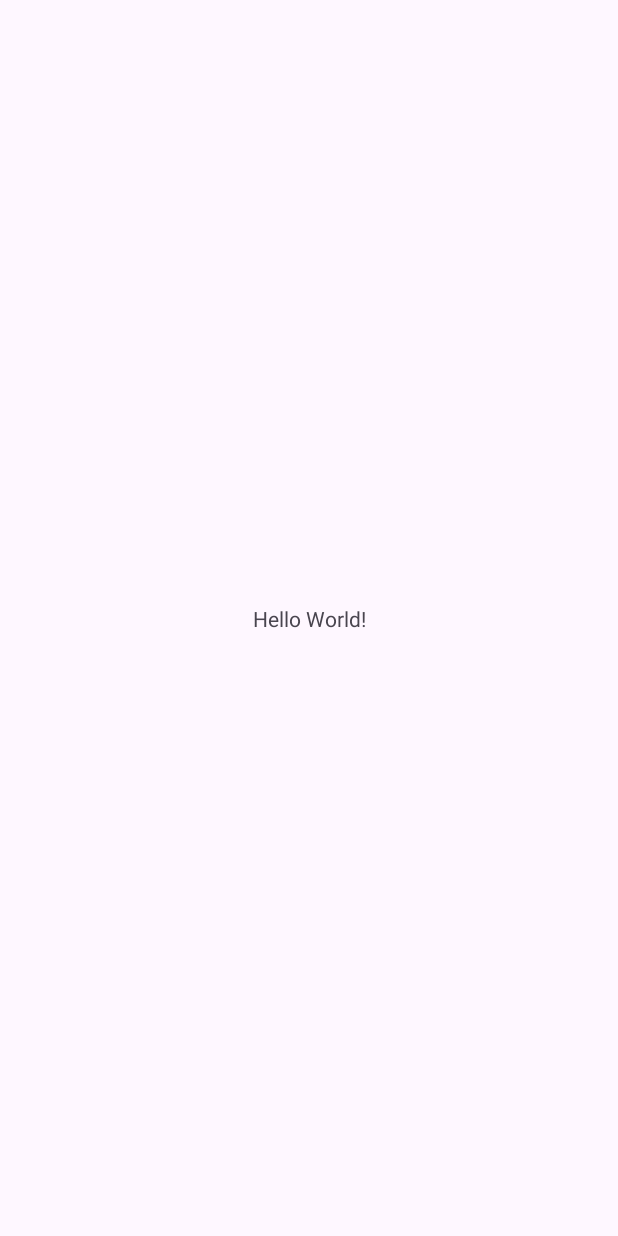
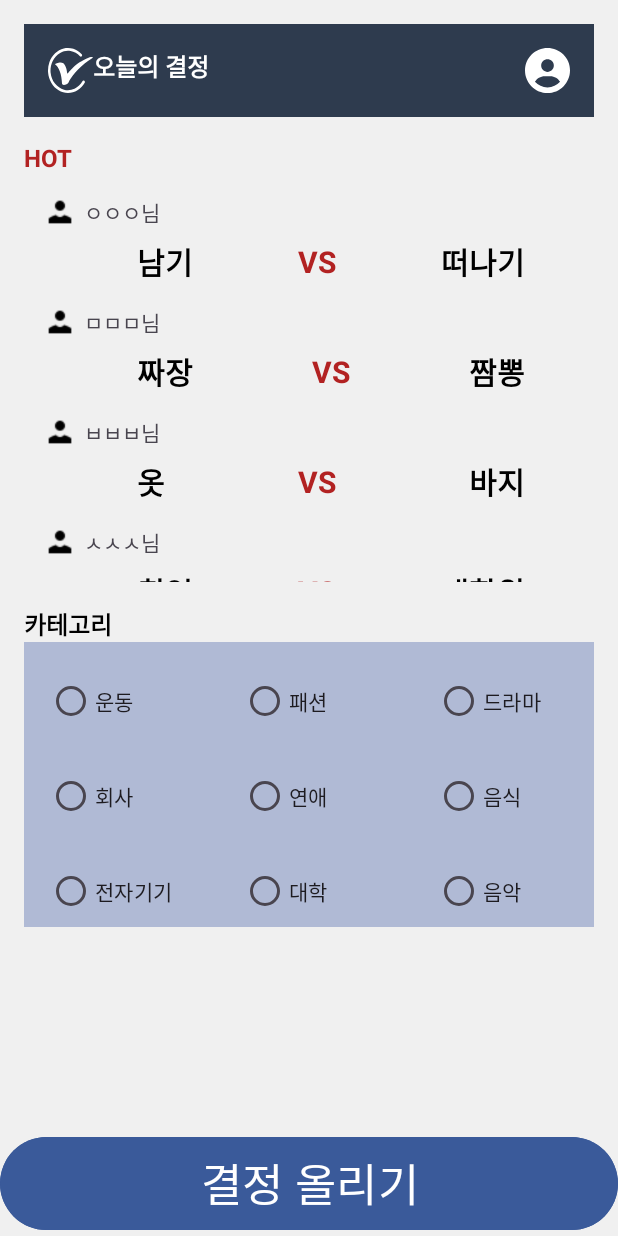
Before and after one commit to Judonguk/TodayChoice, an Android app: the screen it shows after launch (MainActivity), on a phone screen of 412 x 824 dp. Before the commit the screen is almost empty. Run offline under Robolectric (Android 15) with nearby library versions, the phone set to English and light mode, and no system bars.

Commit message:
메인페이지 와 마이페이지

```diff
--- a/app/build.gradle.kts
+++ b/app/build.gradle.kts
@@ -33,15 +33,21 @@ android {
     kotlinOptions {
         jvmTarget = "1.8"
     }
+    viewBinding{
+        enable = true
+    }
 }
 
 dependencies {
 
     implementation(libs.androidx.core.ktx)
+    implementation("androidx.fragment:fragment-ktx:1.8.4")
     implementation(libs.androidx.appcompat)
     implementation(libs.material)
     implementation(libs.androidx.activity)
     implementation(libs.androidx.constraintlayout)
+    implementation(libs.androidx.navigation.fragment.ktx)
+    implementation(libs.androidx.navigation.ui.ktx)
     testImplementation(libs.junit)
     androidTestImplementation(libs.androidx.junit)
     androidTestImplementation(libs.androidx.espresso.core)
--- a/app/src/main/AndroidManifest.xml
+++ b/app/src/main/AndroidManifest.xml
@@ -13,6 +13,9 @@
         android:theme="@style/Theme.MyApplication"
         tools:targetApi="31">
         <activity
+            android:name=".MypageActivity"
+            android:exported="false" />
+        <activity
             android:name=".MainActivity"
             android:exported="true">
             <intent-filter>
--- a/app/src/main/java/com/example/myapplication/MainActivity.kt
+++ b/app/src/main/java/com/example/myapplication/MainActivity.kt
@@ -5,16 +5,25 @@ import androidx.activity.enableEdgeToEdge
 import androidx.appcompat.app.AppCompatActivity
 import androidx.core.view.ViewCompat
 import androidx.core.view.WindowInsetsCompat
+import androidx.fragment.app.Fragment
+import androidx.recyclerview.widget.LinearLayoutManager
+import com.example.myapplication.databinding.ActivityMainBinding
 
 class MainActivity : AppCompatActivity() {
+
     override fun onCreate(savedInstanceState: Bundle?) {
         super.onCreate(savedInstanceState)
-        enableEdgeToEdge()
-        setContentView(R.layout.activity_main)
-        ViewCompat.setOnApplyWindowInsetsListener(findViewById(R.id.main)) { v, insets ->
-            val systemBars = insets.getInsets(WindowInsetsCompat.Type.systemBars())
-            v.setPadding(systemBars.left, systemBars.top, systemBars.right, systemBars.bottom)
-            insets
+        val binding = ActivityMainBinding.inflate(layoutInflater)
+        fun replaceFragment(frag: Fragment) {
+            //Fragment 설정
+            supportFragmentManager.beginTransaction().run {
+                replace(binding.frmFrag.id, frag)
+                commit()
+            }
         }
+
+        replaceFragment(MainpageFragment())
+
+        setContentView(binding.root)
     }
 }
--- /dev/null
+++ b/app/src/main/java/com/example/myapplication/MainpageFragment.kt
@@ -0,0 +1,74 @@
+package com.example.myapplication
+
+import android.os.Bundle
+import androidx.fragment.app.Fragment
+import android.view.LayoutInflater
+import android.view.View
+import android.view.ViewGroup
+import androidx.fragment.app.viewModels
+import androidx.recyclerview.widget.LinearLayoutManager
+import com.example.myapplication.databinding.FragmentMainpageBinding
+import com.example.myapplication.databinding.FragmentMypageBinding
+import com.example.myapplication.viewmodel.HotViewModel
+
+class MainpageFragment : Fragment() {
+
+    private val viewModel:HotViewModel by viewModels() // viewModel 초기화
+
+    // data set
+    val users = arrayOf(
+        User("ㅇㅇㅇ님","남기","떠나기"),
+        User("ㅁㅁㅁ님","짜장","짬뽕"),
+        User("ㅂㅂㅂ님","옷","바지"),
+        User("ㅅㅅㅅ님","취업","대학원"),
+        User("ㅋㅋㅋ님","아이폰","갤럭시"),
+        User("ㅈㅈㅈ님","고백","고백X"),
+        )
+
+    override fun onCreateView(
+        inflater: LayoutInflater, container: ViewGroup?,
+        savedInstanceState: Bundle?
+    ): View? {
+        val binding = FragmentMainpageBinding.inflate(inflater,container,false)
+
+        binding.recUsers.layoutManager = LinearLayoutManager(requireContext())
+        binding.recUsers.adapter=UsersAdapter(users, showImageAndName = true,viewModel = viewModel)
+
+        fun changeFragment(frag: Fragment) {
+            //Fragment 설정
+            parentFragmentManager.beginTransaction().run {
+                replace(R.id.frm_frag, frag)
+                commit()
+            }
+        }
+        binding.run {
+            profileButton.setOnClickListener {
+                changeFragment(MypageFragment())
+            }
+        }
+        return binding.root
+
+    }
+
+
+
+
+
+
+
+
+    /*
+        companion object {
+            @JvmStatic
+            fun newInstance(param1: String, param2: String) =
+                MainpageFragment().apply {
+                    arguments = Bundle().apply {
+                        putString(ARG_PARAM1, param1)
+                        putString(ARG_PARAM2, param2)
+                    }
+                }
+        }
+
+
+     */
+}
--- /dev/null
+++ b/app/src/main/java/com/example/myapplication/User.kt
@@ -0,0 +1,7 @@
+package com.example.myapplication
+
+data class User (val name: String,
+                 val first_Choice: String,
+                 val second_Choice:String,
+                 var viewCount: Int = 0 // 각 아이템별 조회수를 저장하는 필드
+)
--- /dev/null
+++ b/app/src/main/java/com/example/myapplication/UsersAdapter.kt
@@ -0,0 +1,48 @@
+package com.example.myapplication
+
+import android.view.LayoutInflater
+import android.view.View
+import android.view.ViewGroup
+import androidx.recyclerview.widget.RecyclerView
+import com.example.myapplication.databinding.ListUsersBinding
+import com.example.myapplication.viewmodel.HotViewModel
+
+class UsersAdapter(private val users: Array<User>, private val showImageAndName: Boolean, private val viewModel:HotViewModel) : RecyclerView.Adapter<UsersAdapter.Holder>() {
+
+    // 반복되는 뷰 한칸  뷰 홀더 만들기
+    override fun onCreateViewHolder(parent: ViewGroup, viewType: Int): Holder {
+        val binding = ListUsersBinding.inflate(LayoutInflater.from(parent.context),parent,false)
+        return Holder(binding,viewModel)
+    }
+
+    // 렌더링 해줄때 사용
+    override fun onBindViewHolder(holder: Holder, position: Int) {
+        holder.bind(users[position],showImageAndName)
+    }
+
+    // 뷰안에 들어가는 아이템이 몇개냐?
+    override fun getItemCount()= users.size
+
+    class Holder(private val binding : ListUsersBinding,private val viewModel: HotViewModel): RecyclerView.ViewHolder(binding.root){
+        fun bind( user:User,showImageAndName: Boolean){
+            binding.firstChoice.text = user.first_Choice
+            binding.secondChoice.text = user.second_Choice
+
+            if (showImageAndName) {
+                binding.txtName.text = user.name
+                binding.txtName.visibility = View.VISIBLE
+                binding.imageView.visibility = View.VISIBLE
+            } else {
+                binding.txtName.visibility = View.GONE
+                binding.imageView.visibility = View.GONE
+            }
+
+            // 아이템 클릭 리스너 설정 - 클릭 시 ViewModel의 조회 수 증가
+            binding.root.setOnClickListener {
+                viewModel.incrementViewCount() // 조회 수 증가 메서드 호출
+            }
+
+        }
+    }
+
+}
--- /dev/null
+++ b/app/src/main/java/com/example/myapplication/viewmodel/HotViewModel.kt
@@ -0,0 +1,18 @@
+package com.example.myapplication.viewmodel
+
+import android.util.Log
+import androidx.lifecycle.LiveData
+import androidx.lifecycle.MutableLiveData
+import androidx.lifecycle.ViewModel
+
+class HotViewModel :ViewModel() {
+   private val _viewCount= MutableLiveData<Int>(0)
+    val viewCount:LiveData<Int> get() = _viewCount
+
+    // 조회 수 증가 메서드
+    fun incrementViewCount() {
+        _viewCount.value = (_viewCount.value ?: 0) + 1
+        Log.d("HotViewModel", "조회수 증가: ${_viewCount.value}") // 로그 출력
+    }
+
+}
--- /dev/null
+++ b/app/src/main/res/drawable/group_24.xml
@@ -0,0 +1,7 @@
+<vector xmlns:android="http://schemas.android.com/apk/res/android" android:height="24dp" android:viewportHeight="50" android:viewportWidth="50" android:width="24dp">
+
+    <path android:fillColor="#ffffff" android:pathData="M22.138,50C18.515,49.999 14.948,48.995 11.749,47.075C8.55,45.155 5.818,42.379 3.791,38.988C1.763,35.598 0.504,31.698 0.123,27.631C-0.258,23.563 0.25,19.452 1.604,15.658C2.958,11.864 5.115,8.503 7.888,5.869C10.66,3.236 13.962,1.411 17.504,0.554C21.047,-0.302 24.721,-0.164 28.205,0.956C31.69,2.076 34.877,4.144 37.488,6.98C37.748,7.271 37.896,7.666 37.9,8.08C37.904,8.493 37.764,8.892 37.51,9.19C37.256,9.488 36.909,9.661 36.542,9.673C36.176,9.684 35.821,9.533 35.553,9.251C32.678,6.131 29.019,4.089 25.078,3.406C21.136,2.723 17.104,3.432 13.532,5.436C9.961,7.44 7.025,10.64 5.127,14.6C3.228,18.56 2.46,23.085 2.926,27.557C3.393,32.029 5.072,36.229 7.733,39.582C10.395,42.935 13.909,45.278 17.795,46.29C21.681,47.301 25.748,46.933 29.442,45.235C33.135,43.536 36.273,40.591 38.427,36.801C38.629,36.45 38.947,36.203 39.31,36.116C39.673,36.029 40.051,36.109 40.363,36.337C40.674,36.565 40.892,36.923 40.969,37.333C41.047,37.743 40.976,38.171 40.774,38.522C38.773,42.05 36.016,44.951 32.759,46.958C29.502,48.964 25.849,50.01 22.138,50Z"/>
+
+    <path android:fillColor="#ffffff" android:pathData="M8.305,18.71C6.427,17.496 13.698,14.929 16.983,16.849C18.928,17.987 20.921,23.137 21.249,27.572C21.512,31.221 25.539,19.616 42.345,11.857C47.799,9.346 50.183,9.885 49.989,10.581C49.795,11.276 47.114,12.628 44.799,14.185C33.556,21.754 24.721,33.777 22.827,38.226C21.724,40.813 15.634,42.256 15.556,39.54C15.316,29.388 11.911,21.041 8.305,18.71Z"/>
+
+</vector>
--- /dev/null
+++ b/app/src/main/res/drawable/vector.xml
@@ -0,0 +1,5 @@
+<vector xmlns:android="http://schemas.android.com/apk/res/android" android:height="24dp" android:viewportHeight="50" android:viewportWidth="50" android:width="24dp">
+
+    <path android:fillColor="#ffffff" android:pathData="M38.965,37.52C36.807,33.77 32.754,31.25 28.125,31.25H21.875C17.246,31.25 13.193,33.77 11.035,37.52C14.473,41.348 19.453,43.75 25,43.75C30.547,43.75 35.527,41.338 38.965,37.52ZM0,25C0,18.37 2.634,12.011 7.322,7.322C12.011,2.634 18.37,0 25,0C31.63,0 37.989,2.634 42.678,7.322C47.366,12.011 50,18.37 50,25C50,31.63 47.366,37.989 42.678,42.678C37.989,47.366 31.63,50 25,50C18.37,50 12.011,47.366 7.322,42.678C2.634,37.989 0,31.63 0,25ZM25,26.563C26.865,26.563 28.653,25.822 29.972,24.503C31.291,23.184 32.031,21.396 32.031,19.531C32.031,17.666 31.291,15.878 29.972,14.559C28.653,13.241 26.865,12.5 25,12.5C23.135,12.5 21.347,13.241 20.028,14.559C18.709,15.878 17.969,17.666 17.969,19.531C17.969,21.396 18.709,23.184 20.028,24.503C21.347,25.822 23.135,26.563 25,26.563Z"/>
+
+</vector>
--- a/app/src/main/res/layout/activity_main.xml
+++ b/app/src/main/res/layout/activity_main.xml
@@ -1,19 +1,15 @@
-<?xml version="1.0" encoding="utf-8"?>
 <androidx.constraintlayout.widget.ConstraintLayout xmlns:android="http://schemas.android.com/apk/res/android"
     xmlns:app="http://schemas.android.com/apk/res-auto"
     xmlns:tools="http://schemas.android.com/tools"
-    android:id="@+id/main"
+    android:id="@+id/mypagemain"
     android:layout_width="match_parent"
     android:layout_height="match_parent"
     tools:context=".MainActivity">
 
-    <TextView
-        android:layout_width="wrap_content"
-        android:layout_height="wrap_content"
-        android:text="Hello World!"
-        app:layout_constraintBottom_toBottomOf="parent"
-        app:layout_constraintEnd_toEndOf="parent"
-        app:layout_constraintStart_toStartOf="parent"
-        app:layout_constraintTop_toTopOf="parent" />
+    <FrameLayout
+        android:id="@+id/frm_frag"
+        android:layout_width="match_parent"
+        android:layout_height="match_parent">
 
+    </FrameLayout>
 </androidx.constraintlayout.widget.ConstraintLayout>
--- /dev/null
+++ b/app/src/main/res/layout/fragment_mainpage.xml
@@ -0,0 +1,203 @@
+<?xml version="1.0" encoding="utf-8"?>
+<androidx.constraintlayout.widget.ConstraintLayout xmlns:android="http://schemas.android.com/apk/res/android"
+    xmlns:tools="http://schemas.android.com/tools"
+    xmlns:app="http://schemas.android.com/apk/res-auto"
+    android:id="@+id/frameLayout"
+    android:layout_width="match_parent"
+    android:layout_height="match_parent"
+    tools:context=".MainpageFragment">
+
+    <LinearLayout
+        android:id="@+id/frm_MyFrag"
+        android:layout_width="match_parent"
+        android:layout_height="match_parent"
+        android:background="#F0F0F0"
+        android:orientation="vertical"
+        android:padding="16dp"
+        app:layout_constraintTop_toTopOf="parent"
+        tools:layout_editor_absoluteX="76dp">
+
+        <!-- 상단 제목바 -->
+        <RelativeLayout
+            android:layout_width="wrap_content"
+            android:layout_height="wrap_content"
+            android:background="#2E3B4E"
+            android:padding="16dp">
+
+            <ImageView
+                android:id="@+id/imageView4"
+                android:layout_width="30dp"
+                android:layout_height="30dp"
+                app:srcCompat="@drawable/group_24" />
+
+            <TextView
+                android:id="@+id/textView16"
+                android:layout_width="wrap_content"
+                android:layout_height="wrap_content"
+                android:layout_alignTop="@+id/imageView4"
+                android:layout_alignBottom="@+id/imageView4"
+                android:layout_toStartOf="@+id/profile_button"
+                android:layout_toEndOf="@+id/imageView4"
+                android:text="@string/title_today_decision"
+                android:textAlignment="textStart"
+                android:textColor="#FFFFFF"
+                android:textSize="16sp"
+                android:textStyle="bold" />
+
+            <ImageView
+                android:id="@+id/profile_button"
+                android:layout_width="30dp"
+                android:layout_height="30dp"
+                android:layout_alignParentEnd="true"
+                android:src="@drawable/vector" />
+
+        </RelativeLayout>
+
+        <TextView
+            android:layout_width="wrap_content"
+            android:layout_height="wrap_content"
+            android:layout_marginTop="16dp"
+            android:text="@string/hot_section"
+            android:textColor="#B22222"
+            android:textSize="16sp"
+            android:textStyle="bold" />
+
+        <!-- HOT 리스트 카드뷰 -->
+        <FrameLayout
+            android:id="@+id/User_list"
+            android:layout_width="match_parent"
+            android:layout_height="272dp" >
+
+            <androidx.recyclerview.widget.RecyclerView
+                android:id="@+id/rec_users"
+                android:layout_width="match_parent"
+                android:layout_height="match_parent" />
+        </FrameLayout>
+
+        <!-- 카테고리 선택 -->
+        <TextView
+            android:layout_width="wrap_content"
+            android:layout_height="wrap_content"
+            android:layout_marginTop="16dp"
+            android:text="@string/category"
+            android:textColor="#000000"
+            android:textSize="16sp"
+            android:textStyle="bold" />
+
+        <RadioGroup
+            android:layout_width="match_parent"
+            android:layout_height="wrap_content"
+            android:background="#B0BAD5"
+            android:orientation="horizontal">
+
+            <TableLayout
+                android:layout_width="match_parent"
+                android:layout_height="wrap_content">
+
+                <TableRow
+                    android:layout_width="match_parent"
+                    android:layout_height="match_parent">
+
+                    <RadioButton
+                        android:layout_width="41dp"
+                        android:layout_height="wrap_content"
+                        android:layout_marginStart="15dp"
+                        android:layout_marginTop="15dp"
+                        android:layout_marginEnd="30dp"
+                        android:text="@string/category_exercise" />
+
+                    <RadioButton
+                        android:layout_width="84dp"
+                        android:layout_height="wrap_content"
+                        android:layout_marginStart="15dp"
+                        android:layout_marginTop="15dp"
+                        android:layout_marginEnd="30dp"
+                        android:text="@string/category_fashion" />
+
+                    <RadioButton
+                        android:layout_width="82dp"
+                        android:layout_height="wrap_content"
+                        android:layout_marginStart="15dp"
+                        android:layout_marginTop="15dp"
+                        android:layout_marginEnd="30dp"
+                        android:text="@string/category_drama" />
+                </TableRow>
+
+                <TableRow
+                    android:layout_width="match_parent"
+                    android:layout_height="match_parent">
+
+                    <RadioButton
+                        android:layout_width="wrap_content"
+                        android:layout_height="wrap_content"
+                        android:layout_marginStart="15dp"
+                        android:layout_marginTop="15dp"
+                        android:layout_marginEnd="30dp"
+                        android:text="@string/category_company" />
+
+                    <RadioButton
+                        android:layout_width="wrap_content"
+                        android:layout_height="wrap_content"
+                        android:layout_marginStart="15dp"
+                        android:layout_marginTop="15dp"
+                        android:layout_marginEnd="30dp"
+                        android:text="@string/category_dating" />
+
+                    <RadioButton
+                        android:layout_width="wrap_content"
+                        android:layout_height="wrap_content"
+                        android:layout_marginStart="15dp"
+                        android:layout_marginTop="15dp"
+                        android:layout_marginEnd="30dp"
+                        android:text="@string/category_food" />
+                </TableRow>
+
+                <TableRow
+                    android:layout_width="match_parent"
+                    android:layout_height="match_parent">
+
+                    <RadioButton
+                        android:layout_width="wrap_content"
+                        android:layout_height="wrap_content"
+                        android:layout_marginStart="15dp"
+                        android:layout_marginTop="15dp"
+                        android:layout_marginEnd="30dp"
+                        android:text="@string/category_device" />
+
+                    <RadioButton
+                        android:layout_width="wrap_content"
+                        android:layout_height="wrap_content"
+                        android:layout_marginStart="15dp"
+                        android:layout_marginTop="15dp"
+                        android:layout_marginEnd="30dp"
+                        android:text="@string/category_university" />
+
+                    <RadioButton
+                        android:layout_width="wrap_content"
+                        android:layout_height="wrap_content"
+                        android:layout_marginStart="15dp"
+                        android:layout_marginTop="15dp"
+                        android:layout_marginEnd="30dp"
+                        android:text="@string/category_music" />
+                </TableRow>
+            </TableLayout>
+        </RadioGroup>
+
+    </LinearLayout>
+
+    <!-- 결정 올리기 버튼 -->
+
+    <Button
+        android:id="@+id/button"
+        app:layout_constraintBottom_toBottomOf="@+id/frm_MyFrag"
+        android:layout_width="match_parent"
+        android:layout_height="70dp"
+        android:layout_gravity="bottom"
+        android:backgroundTint="#3A5A9A"
+        android:paddingHorizontal="32dp"
+        android:text="@string/upload_decision"
+        android:textColor="#FFFFFF"
+        android:textSize="30sp"
+        tools:layout_editor_absoluteX="16dp" />
+
+</androidx.constraintlayout.widget.ConstraintLayout>
--- /dev/null
+++ b/app/src/main/res/layout/list_users.xml
@@ -0,0 +1,73 @@
+<?xml version="1.0" encoding="utf-8"?>
+<androidx.constraintlayout.widget.ConstraintLayout xmlns:android="http://schemas.android.com/apk/res/android"
+    xmlns:app="http://schemas.android.com/apk/res-auto"
+    xmlns:tools="http://schemas.android.com/tools"
+    android:layout_width="match_parent"
+    android:layout_height="wrap_content"
+    android:layout_marginEnd="32dp">
+
+    <ImageView
+        android:id="@+id/imageView"
+        android:layout_width="20dp"
+        android:layout_height="20dp"
+        android:layout_marginStart="14dp"
+        android:layout_marginTop="15dp"
+        app:layout_constraintStart_toStartOf="parent"
+        app:layout_constraintTop_toTopOf="parent"
+        app:srcCompat="@drawable/icons8__24" />
+
+    <TextView
+        android:id="@+id/txtName"
+        android:layout_width="wrap_content"
+        android:layout_height="wrap_content"
+        android:layout_marginStart="6dp"
+        android:text="ㅇㅇㅇ님"
+        app:layout_constraintBottom_toBottomOf="@id/imageView"
+        app:layout_constraintStart_toEndOf="@id/imageView"
+        app:layout_constraintTop_toTopOf="@id/imageView"
+        tools:ignore="HardcodedText" />
+
+    <TextView
+        android:id="@+id/first_Choice"
+        android:layout_width="wrap_content"
+        android:layout_height="wrap_content"
+        android:layout_marginStart="75dp"
+        android:layout_marginTop="8dp"
+        android:text="1번내용"
+        android:textColor="#000000"
+        android:textSize="20sp"
+        android:textStyle="bold"
+        app:layout_constraintStart_toStartOf="parent"
+        app:layout_constraintTop_toBottomOf="@id/imageView"
+        tools:ignore="HardcodedText" />
+
+    <TextView
+        android:id="@+id/vs"
+        android:layout_width="wrap_content"
+        android:layout_height="wrap_content"
+        android:layout_marginStart="32dp"
+        android:layout_marginEnd="32dp"
+        android:text="VS"
+        android:textColor="#B22222"
+        android:textSize="20sp"
+        android:textStyle="bold"
+        app:layout_constraintBottom_toBottomOf="@id/first_Choice"
+        app:layout_constraintEnd_toStartOf="@id/second_Choice"
+        app:layout_constraintStart_toEndOf="@id/first_Choice"
+        app:layout_constraintTop_toTopOf="@id/first_Choice"
+        tools:ignore="HardcodedText" />
+
+    <TextView
+        android:id="@+id/second_Choice"
+        android:layout_width="wrap_content"
+        android:layout_height="wrap_content"
+        android:layout_marginEnd="14dp"
+        android:text="2번내용"
+        android:textColor="#000000"
+        android:textSize="20sp"
+        android:textStyle="bold"
+        app:layout_constraintBottom_toBottomOf="@id/first_Choice"
+        app:layout_constraintEnd_toEndOf="parent"
+        app:layout_constraintTop_toTopOf="@id/first_Choice"
+        tools:ignore="HardcodedText" />
+</androidx.constraintlayout.widget.ConstraintLayout>
--- a/app/src/main/res/values/strings.xml
+++ b/app/src/main/res/values/strings.xml
@@ -1,3 +1,19 @@
 <resources>
     <string name="app_name">My Application</string>
+    <!-- TODO: Remove or change this placeholder text -->
+    <string name="hello_blank_fragment">Hello blank fragment</string>
+    <string name="title_today_decision">오늘의 결정</string>
+    <string name="hot_section">HOT</string>
+    <string name="category">카테고리</string>
+    <string name="upload_decision">결정 올리기</string>
+    <!-- 카테고리 RadioButton 텍스트 -->
+    <string name="category_exercise">운동</string>
+    <string name="category_fashion">패션</string>
+    <string name="category_drama">드라마</string>
+    <string name="category_company">회사</string>
+    <string name="category_dating">연애</string>
+    <string name="category_food">음식</string>
+    <string name="category_device">전자기기</string>
+    <string name="category_university">대학</string>
+    <string name="category_music">음악</string>
 </resources>
--- a/gradle/libs.versions.toml
+++ b/gradle/libs.versions.toml
@@ -9,6 +9,8 @@ appcompat = "1.7.0"
 material = "1.12.0"
 activity = "1.9.2"
 constraintlayout = "2.1.4"
+navigationFragmentKtx = "2.8.3"
+navigationUiKtx = "2.8.3"
 
 [libraries]
 androidx-core-ktx = { group = "androidx.core", name = "core-ktx", version.ref = "coreKtx" }
@@ -19,6 +21,8 @@ androidx-appcompat = { group = "androidx.appcompat", name = "appcompat", version
 material = { group = "com.google.android.material", name = "material", version.ref = "material" }
 androidx-activity = { group = "androidx.activity", name = "activity", version.ref = "activity" }
 androidx-constraintlayout = { group = "androidx.constraintlayout", name = "constraintlayout", version.ref = "constraintlayout" }
+androidx-navigation-fragment-ktx = { group = "androidx.navigation", name = "navigation-fragment-ktx", version.ref = "navigationFragmentKtx" }
+androidx-navigation-ui-ktx = { group = "androidx.navigation", name = "navigation-ui-ktx", version.ref = "navigationUiKtx" }
 
 [plugins]
 android-application = { id = "com.android.application", version.ref = "agp" }
```
Also changed, not shown: app/src/main/java/com/example/myapplication/MypageFragment.kt (added, +92 -0 lines), app/src/main/res/layout/fragment_mypage.xml (added, +127 -0 lines), app/src/main/res/navigation/nav_main.xml (added, +27 -0 lines), app/src/main/res/drawable/icons8__24.png (added).
